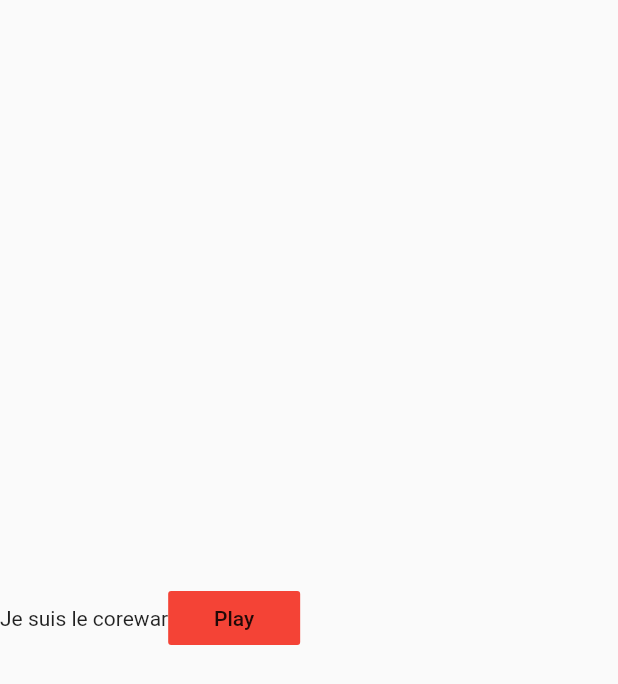
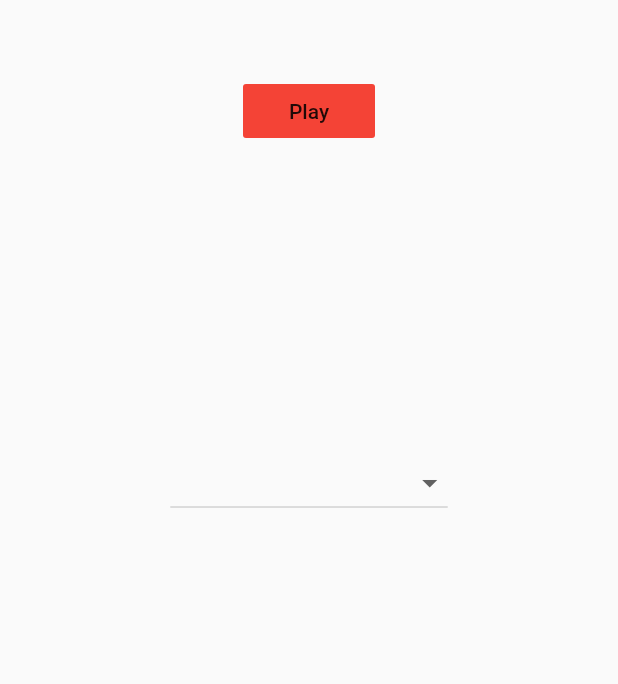
Before and after one commit to ClementVand/Corewar, a Flutter app: the CorewarPage screen opened directly, after a tap on "Play", on a phone screen of 412 x 824 dp. Shown: the top 684 px of the screen. Run offline on Flutter 3.47's test engine with Material 2 defaults, Android fonts, the phone set to English and light mode, and no system bars.

```diff
--- a/corewar_app/lib/corewar_page.dart
+++ b/corewar_app/lib/corewar_page.dart
@@ -2,23 +2,43 @@ import 'package:flutter/material.dart';
 
 class CorewarPage extends StatefulWidget {
   const CorewarPage({Key? key}) : super(key: key);
+  static List listChampion = [""];
+  static String valueChoose = listChampion[0];
 
   _CorewarPageSate createState() => _CorewarPageSate();
 }
 
 class _CorewarPageSate extends State<CorewarPage> {
+
+  void print_selected_champions () {
+    print(CorewarPage.valueChoose);
+  }
+
   @override
   Widget build(BuildContext context) => Scaffold(
     body: GestureDetector(
-      child: Center(
-        child: Row(
-          children: [Text("Je suis le corewar"),
-            FlatButton(onPressed: () => {},
-              child: Text("Play"),
-              color: Colors.red),
+        child :
+        Padding(padding: EdgeInsets.only(top: 50), child: Column(
+          children: [
+            FlatButton(onPressed: () => print_selected_champions(),
+              color: Colors.red,
+              child: const Text("Play")),
+            Padding(padding: const EdgeInsets.only(top : 200), child : Center(child :
+            DropdownButton(value : CorewarPage.valueChoose,
+                hint: const Text("No champions created"),
+                onChanged: (newValue) {
+                  setState(() {
+                    CorewarPage.valueChoose = newValue.toString();
+                  });
+                }, items: CorewarPage.listChampion.map((valueItem) {
+                  return DropdownMenuItem (
+                    value: valueItem,
+                    child: Text(valueItem),
+                  );
+                }).toList()
+            ),),)
           ],
-        ),
-      ),
+        ),),
       onTap: () {
         FocusScope.of(context).requestFocus(FocusNode());
       },
--- a/corewar_app/lib/navBar.dart
+++ b/corewar_app/lib/navBar.dart
@@ -12,7 +12,7 @@ class NavBar extends StatefulWidget {
 
 class _NavBarState extends State<NavBar> {
   List pages = [const CorewarPage(), const Asm_page(), const LogPage()];
-  int currentIndex = 1;
+  int currentIndex = 0;
 
   void onTap(int index) async {
     setState(() {
--- a/corewar_app/pubspec.yaml
+++ b/corewar_app/pubspec.yaml
@@ -35,6 +35,7 @@ dependencies:
   # Use with the CupertinoIcons class for iOS style icons.
   cupertino_icons: ^1.0.2
   path_provider: ^2.0.10
+  ffi: ^1.2.1
 
 dev_dependencies:
   flutter_test:
```
Also changed, not shown: corewar_app/lib/asm_page.dart (+22 -6 lines), corewar_app/pubspec.lock.
